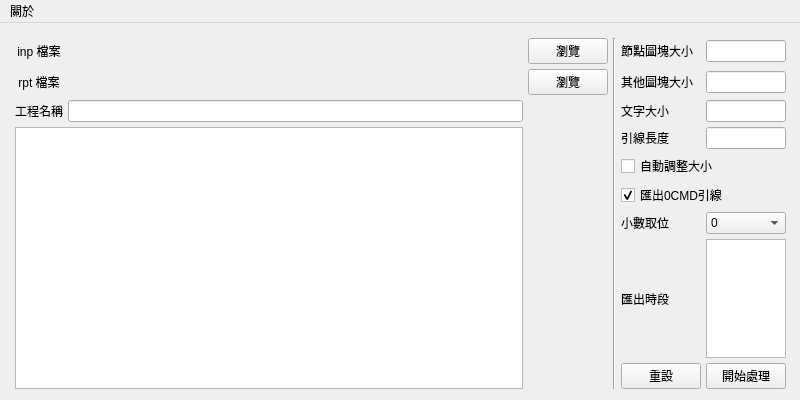
The window that ui_pyqt6.ui (lihsin2000/epa2hydchart) describes before a commit, drawn with Qt 5.
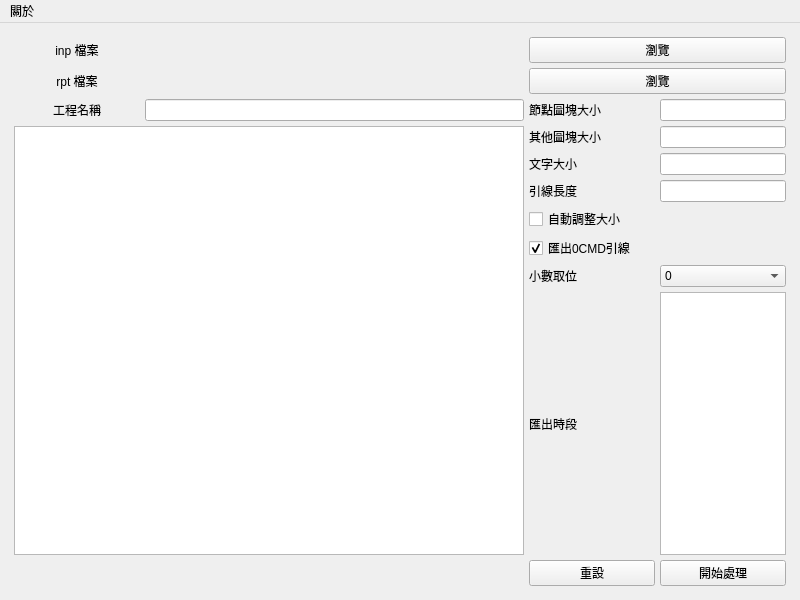
The same window after the commit. Icons and pictures are not drawn.

```diff
--- a/ui_pyqt6.ui
+++ b/ui_pyqt6.ui
@@ -7,7 +7,7 @@
     <x>0</x>
     <y>0</y>
     <width>800</width>
-    <height>400</height>
+    <height>600</height>
    </rect>
   </property>
   <property name="minimumSize">
@@ -18,8 +18,8 @@
   </property>
   <property name="maximumSize">
    <size>
-    <width>800</width>
-    <height>400</height>
+    <width>2048</width>
+    <height>1600</height>
    </size>
   </property>
   <property name="windowTitle">
@@ -27,19 +27,27 @@
   </property>
   <property name="windowIcon">
    <iconset>
-    <normaloff>icon.ico</normaloff>icon.ico</iconset>
+    <normaloff>C:/Users/li2021/.designer/backup/icon.ico</normaloff>C:/Users/li2021/.designer/backup/icon.ico</iconset>
+  </property>
+  <property name="documentMode">
+   <bool>false</bool>
   </property>
   <widget class="QWidget" name="centralwidget">
-   <widget class="QWidget" name="gridLayoutWidget">
-    <property name="geometry">
-     <rect>
-      <x>10</x>
-      <y>10</y>
-      <width>781</width>
-      <height>361</height>
-     </rect>
-    </property>
-    <layout class="QGridLayout" name="gridLayout" columnstretch="1,10,1,1,1,1">
+   <property name="enabled">
+    <bool>true</bool>
+   </property>
+   <property name="maximumSize">
+    <size>
+     <width>2048</width>
+     <height>1600</height>
+    </size>
+   </property>
+   <layout class="QGridLayout" name="_2">
+    <item row="0" column="0">
+     <layout class="QGridLayout" name="gridLayout" columnstretch="1,3,1,1">
+      <property name="sizeConstraint">
+       <enum>QLayout::SetDefaultConstraint</enum>
+      </property>
      <property name="leftMargin">
       <number>5</number>
      </property>
@@ -55,73 +63,27 @@
      <property name="spacing">
       <number>5</number>
      </property>
-     <item row="1" column="1">
-      <widget class="QLabel" name="l_rpt_path">
+      <item row="1" column="2" colspan="2">
+       <widget class="QPushButton" name="b_browser_rpt">
        <property name="text">
-        <string/>
+         <string>瀏覽</string>
        </property>
       </widget>
      </item>
-     <item row="0" column="3" rowspan="9">
-      <widget class="Line" name="line">
-       <property name="orientation">
-        <enum>Qt::Vertical</enum>
-       </property>
-      </widget>
-     </item>
-     <item row="2" column="1">
-      <widget class="QLineEdit" name="l_projName">
-       <property name="alignment">
-        <set>Qt::AlignLeading|Qt::AlignLeft|Qt::AlignVCenter</set>
-       </property>
-      </widget>
-     </item>
-     <item row="3" column="5">
-      <widget class="QLineEdit" name="l_leader_distance">
-       <property name="text">
-        <string/>
-       </property>
-      </widget>
-     </item>
-     <item row="0" column="4">
-      <widget class="QLabel" name="label_5">
-       <property name="text">
-        <string>節點圖塊大小</string>
-       </property>
-      </widget>
-     </item>
-     <item row="1" column="5">
-      <widget class="QLineEdit" name="l_block_size">
-       <property name="text">
-        <string/>
-       </property>
-      </widget>
-     </item>
-     <item row="7" column="5">
-      <widget class="QListWidget" name="list_hrs">
-       <property name="selectionMode">
-        <enum>QAbstractItemView::MultiSelection</enum>
-       </property>
-      </widget>
-     </item>
-     <item row="8" column="5">
+      <item row="10" column="3">
       <widget class="QPushButton" name="b_draw">
        <property name="text">
         <string>開始處理</string>
        </property>
       </widget>
      </item>
-     <item row="8" column="4">
-      <widget class="QPushButton" name="b_reset">
+      <item row="0" column="0">
+       <widget class="QLabel" name="label">
        <property name="text">
-        <string>重設</string>
-       </property>
-      </widget>
-     </item>
-     <item row="4" column="4" colspan="2">
-      <widget class="QCheckBox" name="chk_autoSize">
-       <property name="text">
-        <string>自動調整大小</string>
+         <string>inp 檔案</string>
+        </property>
+        <property name="alignment">
+         <set>Qt::AlignCenter</set>
        </property>
       </widget>
      </item>
@@ -135,17 +97,14 @@
        </property>
       </widget>
      </item>
-     <item row="0" column="0">
-      <widget class="QLabel" name="label">
+      <item row="0" column="1">
+       <widget class="QLabel" name="l_inp_path">
        <property name="text">
-        <string>inp 檔案</string>
-       </property>
-       <property name="alignment">
-        <set>Qt::AlignCenter</set>
+         <string/>
        </property>
       </widget>
      </item>
-     <item row="6" column="5">
+      <item row="8" column="3">
       <widget class="QComboBox" name="comboBox_digits">
        <item>
         <property name="text">
@@ -174,66 +133,14 @@
        </item>
       </widget>
      </item>
-     <item row="0" column="2">
-      <widget class="QPushButton" name="b_browser_inp">
-       <property name="text">
-        <string>瀏覽</string>
+      <item row="9" column="3">
+       <widget class="QListWidget" name="list_hrs">
+        <property name="selectionMode">
+         <enum>QAbstractItemView::MultiSelection</enum>
        </property>
       </widget>
      </item>
-     <item row="3" column="0" rowspan="6" colspan="2">
-      <widget class="QTextBrowser" name="browser_log">
-       <property name="html">
-        <string>&lt;!DOCTYPE HTML PUBLIC &quot;-//W3C//DTD HTML 4.0//EN&quot; &quot;http://www.w3.org/TR/REC-html40/strict.dtd&quot;&gt;
-&lt;html&gt;&lt;head&gt;&lt;meta name=&quot;qrichtext&quot; content=&quot;1&quot; /&gt;&lt;meta charset=&quot;utf-8&quot; /&gt;&lt;style type=&quot;text/css&quot;&gt;
-p, li { white-space: pre-wrap; }
-hr { height: 1px; border-width: 0; }
-li.unchecked::marker { content: &quot;\2610&quot;; }
-li.checked::marker { content: &quot;\2612&quot;; }
-&lt;/style&gt;&lt;/head&gt;&lt;body style=&quot; font-family:'Microsoft JhengHei UI'; font-size:9pt; font-weight:400; font-style:normal;&quot;&gt;
-&lt;p style=&quot;-qt-paragraph-type:empty; margin-top:0px; margin-bottom:0px; margin-left:0px; margin-right:0px; -qt-block-indent:0; text-indent:0px; font-family:'PMingLiU';&quot;&gt;&lt;br /&gt;&lt;/p&gt;&lt;/body&gt;&lt;/html&gt;</string>
-       </property>
-      </widget>
-     </item>
-     <item row="3" column="4">
-      <widget class="QLabel" name="label_7">
-       <property name="text">
-        <string>引線長度</string>
-       </property>
-      </widget>
-     </item>
-     <item row="2" column="0">
-      <widget class="QLabel" name="label_4">
-       <property name="text">
-        <string>工程名稱</string>
-       </property>
-       <property name="alignment">
-        <set>Qt::AlignCenter</set>
-       </property>
-      </widget>
-     </item>
-     <item row="0" column="1">
-      <widget class="QLabel" name="l_inp_path">
-       <property name="text">
-        <string/>
-       </property>
-      </widget>
-     </item>
-     <item row="1" column="2">
-      <widget class="QPushButton" name="b_browser_rpt">
-       <property name="text">
-        <string>瀏覽</string>
-       </property>
-      </widget>
-     </item>
-     <item row="0" column="5">
-      <widget class="QLineEdit" name="l_joint_size">
-       <property name="mouseTracking">
-        <bool>true</bool>
-       </property>
-      </widget>
-     </item>
-     <item row="5" column="4" colspan="2">
+      <item row="7" column="2" colspan="2">
       <widget class="QCheckBox" name="chk_export_0cmd">
        <property name="text">
         <string>匯出0CMD引線</string>
@@ -243,50 +150,142 @@
        </property>
       </widget>
      </item>
-     <item row="2" column="4">
-      <widget class="QLabel" name="label_6">
+      <item row="1" column="1">
+       <widget class="QLabel" name="l_rpt_path">
        <property name="text">
-        <string>文字大小</string>
+         <string/>
        </property>
       </widget>
      </item>
-     <item row="6" column="4">
+      <item row="2" column="0">
+       <widget class="QLabel" name="label_4">
+        <property name="text">
+         <string>工程名稱</string>
+        </property>
+        <property name="alignment">
+         <set>Qt::AlignCenter</set>
+        </property>
+       </widget>
+      </item>
+      <item row="2" column="1">
+       <widget class="QLineEdit" name="l_projName">
+        <property name="alignment">
+         <set>Qt::AlignLeading|Qt::AlignLeft|Qt::AlignVCenter</set>
+        </property>
+       </widget>
+      </item>
+      <item row="6" column="2" colspan="2">
+       <widget class="QCheckBox" name="chk_autoSize">
+        <property name="text">
+         <string>自動調整大小</string>
+        </property>
+       </widget>
+      </item>
+      <item row="2" column="2">
+       <widget class="QLabel" name="label_5">
+        <property name="text">
+         <string>節點圖塊大小</string>
+        </property>
+       </widget>
+      </item>
+      <item row="8" column="2">
       <widget class="QLabel" name="label_9">
        <property name="text">
         <string>小數取位</string>
        </property>
       </widget>
      </item>
-     <item row="2" column="5">
+      <item row="0" column="2" colspan="2">
+       <widget class="QPushButton" name="b_browser_inp">
+        <property name="text">
+         <string>瀏覽</string>
+        </property>
+       </widget>
+      </item>
+      <item row="4" column="3">
       <widget class="QLineEdit" name="l_text_size">
        <property name="text">
         <string/>
        </property>
       </widget>
      </item>
-     <item row="1" column="4">
+      <item row="3" column="2">
       <widget class="QLabel" name="label_8">
        <property name="text">
         <string>其他圖塊大小</string>
        </property>
       </widget>
      </item>
-     <item row="8" column="2">
-      <widget class="QLabel" name="l_progress">
-       <property name="text">
-        <string/>
-       </property>
-      </widget>
-     </item>
-     <item row="7" column="4">
+      <item row="9" column="2">
       <widget class="QLabel" name="label_3">
        <property name="text">
         <string>匯出時段</string>
        </property>
       </widget>
      </item>
-    </layout>
-   </widget>
+      <item row="10" column="0" colspan="2">
+       <widget class="QLabel" name="l_progress">
+        <property name="text">
+         <string/>
+        </property>
+       </widget>
+      </item>
+      <item row="5" column="3">
+       <widget class="QLineEdit" name="l_leader_distance">
+        <property name="text">
+         <string/>
+        </property>
+       </widget>
+      </item>
+      <item row="5" column="2">
+       <widget class="QLabel" name="label_7">
+        <property name="text">
+         <string>引線長度</string>
+        </property>
+       </widget>
+      </item>
+      <item row="3" column="3">
+       <widget class="QLineEdit" name="l_block_size">
+        <property name="text">
+         <string/>
+        </property>
+       </widget>
+      </item>
+      <item row="4" column="2">
+       <widget class="QLabel" name="label_6">
+        <property name="text">
+         <string>文字大小</string>
+        </property>
+       </widget>
+      </item>
+      <item row="2" column="3">
+       <widget class="QLineEdit" name="l_joint_size">
+        <property name="mouseTracking">
+         <bool>true</bool>
+        </property>
+       </widget>
+      </item>
+      <item row="10" column="2">
+       <widget class="QPushButton" name="b_reset">
+        <property name="text">
+         <string>重設</string>
+        </property>
+       </widget>
+      </item>
+      <item row="3" column="0" rowspan="7" colspan="2">
+       <widget class="QTextBrowser" name="browser_log">
+        <property name="html">
+         <string>&lt;!DOCTYPE HTML PUBLIC &quot;-//W3C//DTD HTML 4.0//EN&quot; &quot;http://www.w3.org/TR/REC-html40/strict.dtd&quot;&gt;
+&lt;html&gt;&lt;head&gt;&lt;meta name=&quot;qrichtext&quot; content=&quot;1&quot; /&gt;&lt;style type=&quot;text/css&quot;&gt;
+p, li { white-space: pre-wrap; }
+&lt;/style&gt;&lt;/head&gt;&lt;body style=&quot; font-family:'PMingLiU'; font-size:9pt; font-weight:400; font-style:normal;&quot;&gt;
+&lt;p style=&quot;-qt-paragraph-type:empty; margin-top:0px; margin-bottom:0px; margin-left:0px; margin-right:0px; -qt-block-indent:0; text-indent:0px;&quot;&gt;&lt;br /&gt;&lt;/p&gt;&lt;/body&gt;&lt;/html&gt;</string>
+        </property>
+       </widget>
+      </item>
+     </layout>
+    </item>
+   </layout>
   </widget>
   <widget class="QMenuBar" name="menubar">
    <property name="geometry">
```
Left out of the diff: 9 changed lines with no effect on the pictures. Lines whose indentation alone changed are shown as unchanged.
